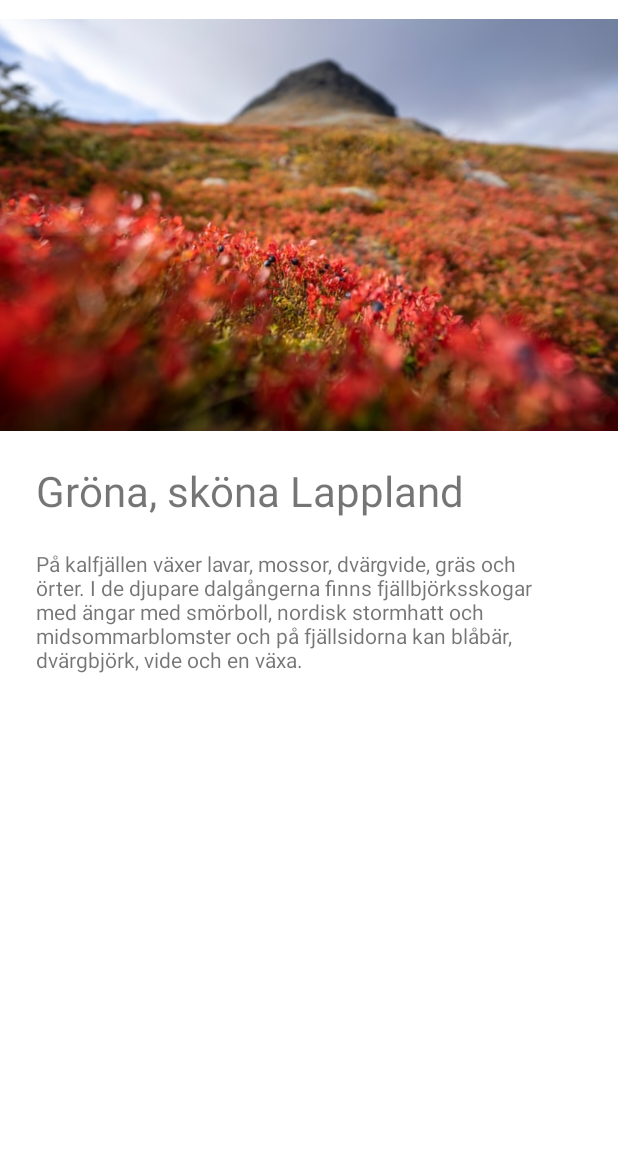
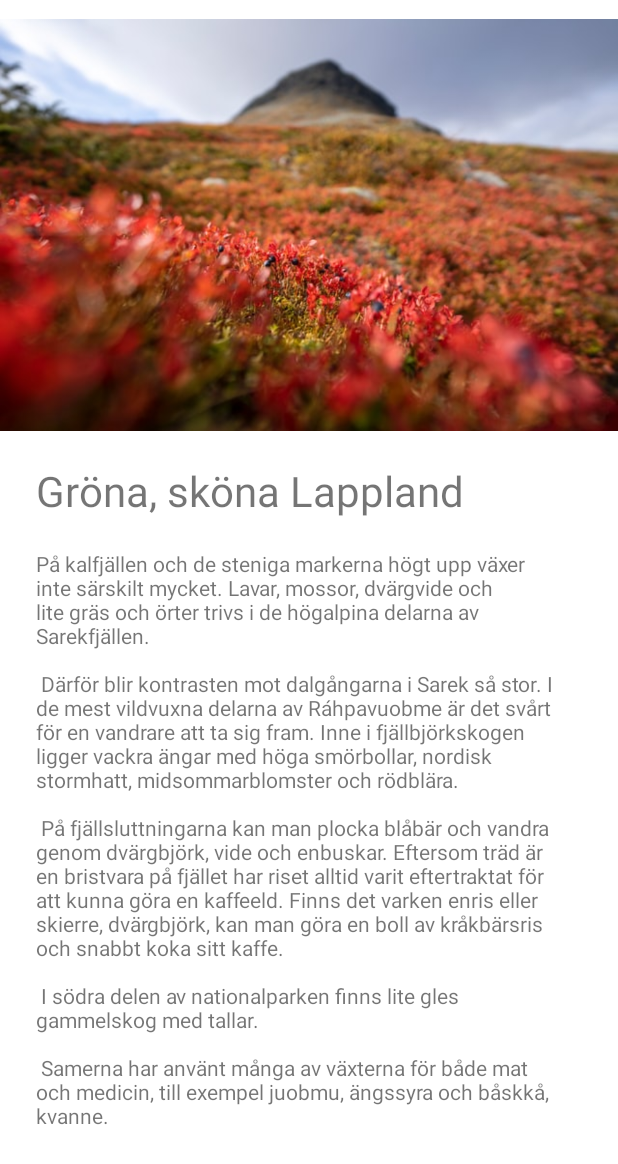
Before and after one commit to FischerOden/Sarek, an Android app: the HomeActivity screen opened directly, with no data from a screen before it, after a tap on "Gröna, sköna Lappland", on a phone screen of 412 x 824 dp. Shown: the top 1164 px of the screen. Run offline under Robolectric (Android 15) with nearby library versions, the phone set to English and light mode, and no system bars; Roboto replaces fonts that are not available here; 2 other taps on this screen came first.

Commit message:
perhaps final

```diff
--- a/app/src/main/res/values/strings.xml
+++ b/app/src/main/res/values/strings.xml
@@ -107,12 +107,38 @@
 
         "I de frodiga björkskogarna hittar man lövsångare, bergfink, gulärla, blåhake och svartvit flugsnappare. I småsjöarna simmar kricka, vigg och annan småfågel och högre upp, på fjällhedarna, hörs lappsparv, ljungpipare, fjällpipare och ripor. I Sarek finns också många rovfåglar som kungsörn, fjällvråk och stenfalk."
     </string>
-    <string name="geo_text">Man kan säga att det är glaciärerna som har skurit ut Sarek och gjort det till vad det är i dag. Glaciärerna har skrapat fram de skarpa kammarna och topparna i Sarek. Deras ständiga rörelse producerar bergmjöl som sedan transporteras bort av vattnet. Utan glaciärerna i Sarek skulle inte heller det kända Ráhpaäno suorgudahka, Lájtávrredeltat, finnas.</string>
-    <string name="greenery_text">På kalfjällen växer lavar, mossor, dvärgvide, gräs och örter. I de djupare dalgångerna finns fjällbjörksskogar med ängar med smörboll, nordisk stormhatt och midsommarblomster och på fjällsidorna kan blåbär, dvärgbjörk, vide och en växa.</string>
+    <string name="geo_text">
+        "Man kan säga att det är glaciärerna som har skurit ut Sarek och gjort det till vad det är i dag. Glaciärerna har skrapat fram de skarpa kammarna och topparna i Sarek. Deras ständiga rörelse producerar bergmjöl som sedan transporteras bort av vattnet. Utan glaciärerna i Sarek skulle inte heller det kända Ráhpaäno suorgudahka, Lájtávrredeltat, finnas.\n\n"
+
+        "Det är också isen som har skulpterat de stora dalgångarna och breddat dem och rundat av. Njoatsosvágge i Sarek är ett exempel på en sådan klassisk u-dal där inlandsisen mjukat till formerna. Att det i allmänhet är ett så djärvt landskap beror på bergarten amfibolit, som är särskilt motståndskraftig mot erosion.\n\n"
+
+        "Sarek tillhör de fjäll som bildades där kontinentalplattorna krockade med varandra för några hundra miljoner år sedan. Nya bergarter bildade gränsen mellan det gamla urberget och de nyare fjällberggrunden är tydlig. Vid Skierffe vid porten till Ráhpavuobme ser man den så kallade glinten. Det är platsen där det gamla, flacka urberget möter den dramatiska, nyare fjällberggrunden.\n\n"
+
+        "Spektakulära berg har ofta också varit heliga. En känd offerplats ligger under Skierffe nära sjön Sájvva, som också är ett ord för en helig plats. På väg upp mot Skierffe ligger Aktsegállo, ett jättestort klippblock som frostsprängning har delat. Det sägs att björnar gått i ide här och att nio stycken (aktse på samiska) har dödats av jägare under åren.\n\n"
+
+        "På samiska finns många namn för fjällens olika geologiska formationer. I Boarddemassivet i östra Sarek finns till exempel de två fjälltopparna Stuor Jierttá och Unna Jierttá. Det samiska ordet "jierttá" betyder bland annat ett runt fjäll. Jämfört med andra toppar är de lite runda till formen."
+    </string>
+    <string name="greenery_text">
+        "På kalfjällen och de steniga markerna högt upp växer inte särskilt mycket. Lavar, mossor, dvärgvide och lite gräs och örter trivs i de högalpina delarna av Sarekfjällen.\n\n"
+
+        "Därför blir kontrasten mot dalgångarna i Sarek så stor. I de mest vildvuxna delarna av Ráhpavuobme är det svårt för en vandrare att ta sig fram. Inne i fjällbjörkskogen ligger vackra ängar med höga smörbollar, nordisk stormhatt, midsommarblomster och rödblära.\n\n"
+
+        "På fjällsluttningarna kan man plocka blåbär och vandra genom dvärgbjörk, vide och enbuskar. Eftersom träd är en bristvara på fjället har riset alltid varit eftertraktat för att kunna göra en kaffeeld. Finns det varken enris eller skierre, dvärgbjörk, kan man göra en boll av kråkbärsris och snabbt koka sitt kaffe.\n\n"
+
+        "I södra delen av nationalparken finns lite gles gammelskog med tallar.\n\n"
+
+        "Samerna har använt många av växterna för både mat och medicin, till exempel juobmu, ängssyra och båskkå, kvanne."
+    </string>
     <string name="nature_text">
         "Tre grundläggande förutsättningar är nödvändiga för friluftsliv: tillgång, tillgänglighet och kvalitet. Ett naturområde som ligger nära, är tillgängligt och har hög kvalitet har störst möjligheter att främja friluftsliv i vardagen.\n\n"
 
         "Oklarheter om vad som krävs (lagstiftning) och förväntas (mål) samt komplex ansvarsfördelning medför att friluftslivet ofta blir nedprioriterat inom samhällsplanering och markanvändning. Detta har stor betydelse för tillgången till natur som är attraktiv för friluftsliv."
+
+        "Förutsättningarna för ökad tillgång till natur för friluftsliv förbättras bland annat genom nya vägledningar, målbilder och mer skyddad natur. Länsstyrelsernas friluftssamordnare är en drivande kraft för positiv utveckling. I vilken omfattning detta ger effekt i form av bättre hänsyn till friluftsliv vid samhällsplanering och markanvändning är dock oklart eftersom analys och uppföljning till stor del saknas.\n\n"
+
+        "Det som påverkar den fysiska tillgången till attraktiv natur för friluftsliv är i första hand jord- och skogsbruk samt exploatering för bebyggelse och transportinfrastruktur. I landskapet som helhet kan arealen attraktiv natur antas minska varje år till följd av exploatering och markanvändning av olika slag.\n\n"
+
+        "Detta behöver emellertid inte nödvändigtvis påverka friluftslivet negativt om den fysiska planeringen och markanvändningen gör att det finns tillräckligt med attraktiv natur kvar för att uppfylla friluftslivets behov. Vilka ”behoven av tillgång” är och vad ”tillräckligt attraktiv natur” innebär i praktiken behöver emellertid tydliggöras. Skötseln och brukandet är avgörande för hur attraktiv en naturmiljö är för friluftslivet."
     </string>
     <string name="sapmi_text">
         "Sápmi sträcker sig över hela Nordkalotten samt en stor del av Skandinaviska halvön. Området omfattar delar av Sverige, Norge, Finland och Kolahalvön i Ryssland. Området är totalt ungefär 388 350 km² stort och har en befolkning på totalt 2 317 159 invånare. Antalet samer i området är svåruppskattat, men Samisk informationscentrum uppger att antalet samer i Sápmi är cirka 80 000.\n\n"
```
